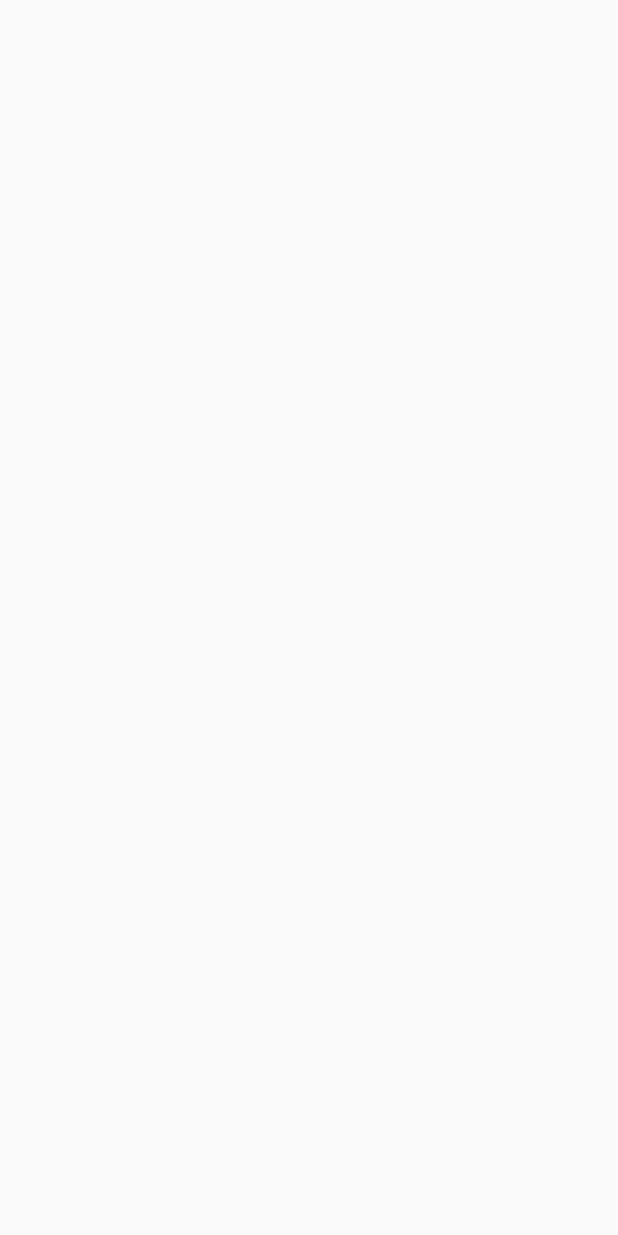
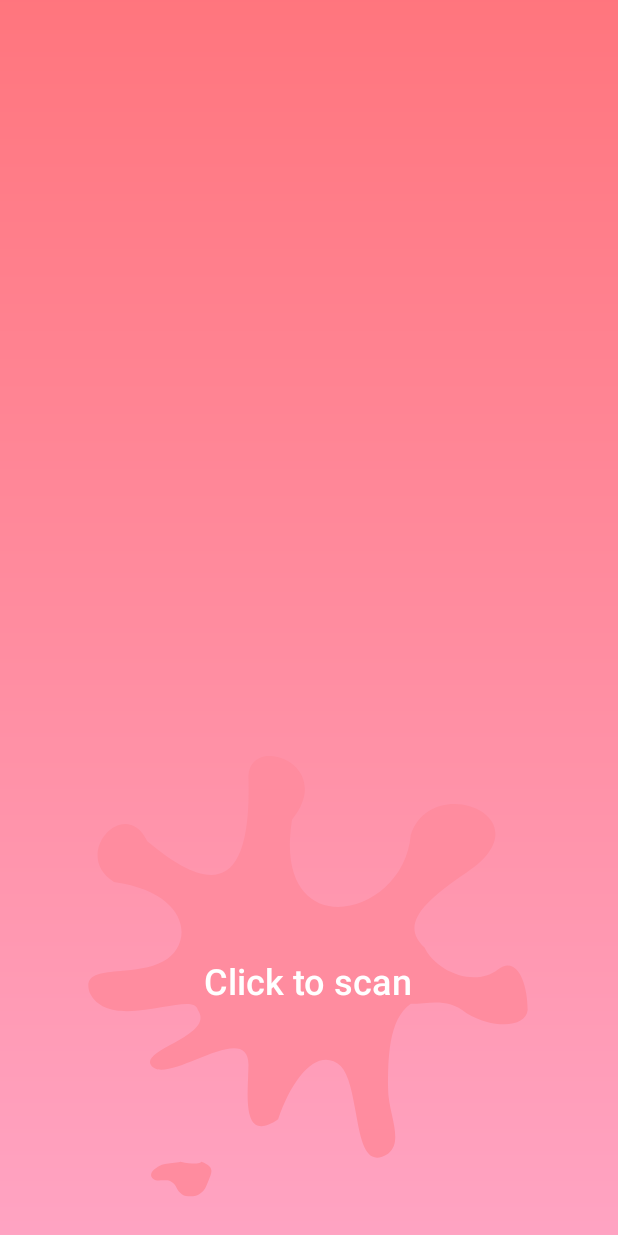
Before and after one commit to proneprune/SpilledAndroid, an Android app built with Jetpack Compose: the screen it shows after launch (MainActivity), on a phone screen of 412 x 824 dp. Before the commit the screen is empty. Run offline under Robolectric (Android 15) with nearby library versions, the phone set to English and light mode, and no system bars.

Commit message:
fortsättning...

```diff
--- a/app/src/main/java/com/example/blodpool/MainActivity.kt
+++ b/app/src/main/java/com/example/blodpool/MainActivity.kt
@@ -26,12 +26,12 @@ class MainActivity : ComponentActivity() {
     override fun onCreate(savedInstanceState: Bundle?) {
         super.onCreate(savedInstanceState)
         setContentView(R.layout.activity_main)
-        //val button = findViewById<Button>(R.id.button)
+        val button = findViewById<Button>(R.id.btn)
         val intent = Intent("android.media.action.IMAGE_CAPTURE")
 
-        //button.setOnClickListener{
-        //    startActivityForResult(intent, 0)
-        //}
+        button.setOnClickListener{
+            startActivityForResult(intent, 0)
+        }
 
         /*setContent  {
             BlodpoolTheme {
--- a/app/src/main/res/drawable/gradient_fill.xml
+++ b/app/src/main/res/drawable/gradient_fill.xml
@@ -7,7 +7,7 @@
         android:startY="0"
         android:endX="1"
         android:endY="1"
-        android:angle="90"
+        android:angle="270"
         android:centerColor="#FF8C9F"
         android:startColor="#FF6464"
         android:endColor="#FFB6DE"/>
--- /dev/null
+++ b/app/src/main/res/drawable/knapp.xml
@@ -0,0 +1,10 @@
+<vector xmlns:android="http://schemas.android.com/apk/res/android"
+    android:width="337dp"
+    android:height="391dp"
+    android:viewportWidth="337"
+    android:viewportHeight="391">
+  <path
+      android:pathData="M66.3,250.44c-9.78,6.3 -18.55,11.94 -15.55,17.78 4.6,8.97 19.34,2.14 34.39,-4.83 19.14,-8.86 38.78,-17.96 38.78,4.83 0,3.15 -0.14,6.87 -0.28,10.85 -0.87,23.52 -2.08,56.39 22.5,36.66 11.76,-39.37 30.93,-63.12 47.04,-46.15 6.12,7.95 8.66,24.37 11.11,40.23 3.83,24.78 7.44,48.18 24.17,35.74 7.86,-7.17 5.53,-19.66 2.91,-33.62 -1.42,-7.56 -2.91,-15.55 -2.91,-23.35 0,-24.43 0,-59.72 16.99,-73.3 3.23,0 6.4,-0.27 9.52,-0.55 10.79,-0.94 21.15,-1.83 32.29,8.69 22.21,14.93 44.58,11.47 45.73,-2.71 0,-24.43 -8.4,-47.6 -22.21,-35.29 -18.29,16.29 -47.01,0.91 -55.04,-19.01 -16.28,-17.61 -6.37,-35.84 31.52,-65.16 61.41,-47.51 -26.13,-88.23 -41.81,-32.58 -5.23,73.3 -104.54,97.74 -88.86,-13.57C190.57,6.24 122.95,-20.91 123.93,19.81c2.61,108.6 -35.28,93.66 -75.79,54.3 -16.99,-40.72 -57.49,12.22 -24.9,35.29 57.57,9.5 60.18,54.3 36.66,69.23 -9.46,6 -21.45,7.18 -31.9,8.2 -15.54,1.52 -27.67,2.71 -22.98,18.94 9.23,21.56 34.59,16.38 54.52,12.31 13.95,-2.85 25.25,-5.16 26.49,2.62 7.38,12.27 -7.04,21.55 -19.74,29.73ZM72.97,352.52c14.37,3.62 15.68,0 15.68,0 9.87,4.18 8.11,8.89 5.47,16 -0.51,1.36 -1.05,2.81 -1.55,4.36 -2.61,8.14 -9.15,9.5 -9.15,9.5s-6.29,1.02 -9.15,-1.36c-2.34,-1.95 -3.31,-4.01 -4.22,-5.93 -0.88,-1.87 -1.69,-3.59 -3.63,-4.93 -1.49,-1.75 -4.26,-1.6 -7.02,-1.44 -2.63,0.15 -5.25,0.3 -6.75,-1.2 -4.44,-4.42 0.98,-9.11 4.48,-11.38 2.28,-1.48 6.09,-1.99 9.65,-2.46 2.35,-0.31 4.59,-0.61 6.18,-1.16Z"
+      android:fillColor="#FF8C9F"
+      android:fillType="evenOdd"/>
+</vector>
--- a/app/src/main/res/layout/activity_main.xml
+++ b/app/src/main/res/layout/activity_main.xml
@@ -1,6 +1,7 @@
 <?xml version="1.0" encoding="utf-8"?>
 <androidx.constraintlayout.widget.ConstraintLayout xmlns:android="http://schemas.android.com/apk/res/android"
     xmlns:app="http://schemas.android.com/apk/res-auto"
+    xmlns:tools="http://schemas.android.com/tools"
     android:layout_width="match_parent"
     android:layout_height="match_parent">
 
@@ -12,7 +13,25 @@
         app:layout_constraintEnd_toEndOf="parent"
         app:layout_constraintTop_toTopOf="parent"
         app:layout_constraintBottom_toBottomOf="parent"
-        android:background="@drawable/rectangle_1" />
+        android:background="@drawable/gradient_fill"
+        />
+
+    <Button
+        android:id="@+id/btn"
+        android:layout_width="300dp"
+        android:layout_height="300dp"
+        android:background="@drawable/knapp"
+        android:textAllCaps="false"
+        android:textColor="@color/white"
+        android:textSize="24sp"
+
+        android:text="Click to scan"
+        app:layout_constraintBottom_toBottomOf="parent"
+        app:layout_constraintEnd_toEndOf="parent"
+        app:layout_constraintHorizontal_bias="0.495"
+        app:layout_constraintStart_toStartOf="parent"
+        app:layout_constraintTop_toTopOf="parent"
+        app:layout_constraintVertical_bias="0.962" />
 
 
 </androidx.constraintlayout.widget.ConstraintLayout>
```
